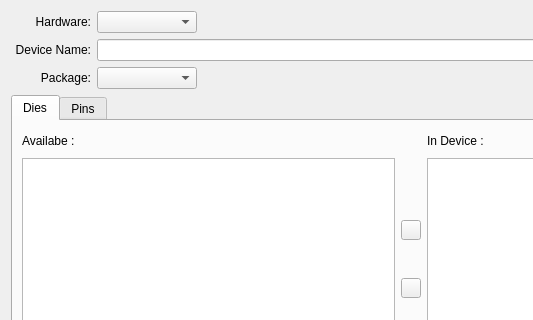
Semi-ATE/Semi-ATE, file ATE/spyder/widgets/actions_on/device/NewDeviceWizard.ui: the form before one commit; both pictures show x 0 to 533 and y 0 to 320 of the 822 by 466 pixel window.
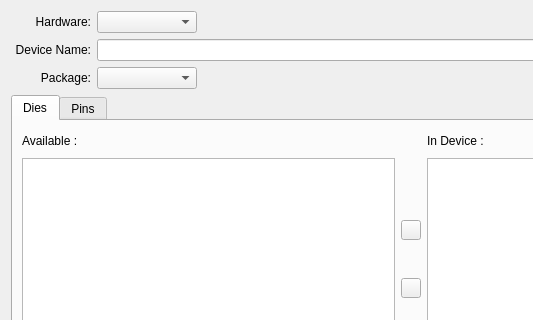
The form after the commit.

Diff of the .ui file:
```diff
--- a/ATE/spyder/widgets/actions_on/device/NewDeviceWizard.ui
+++ b/ATE/spyder/widgets/actions_on/device/NewDeviceWizard.ui
@@ -215,7 +215,7 @@
                 </size>
                </property>
                <property name="text">
-                <string>Availabe :</string>
+                <string>Available :</string>
                </property>
               </widget>
              </item>
```
